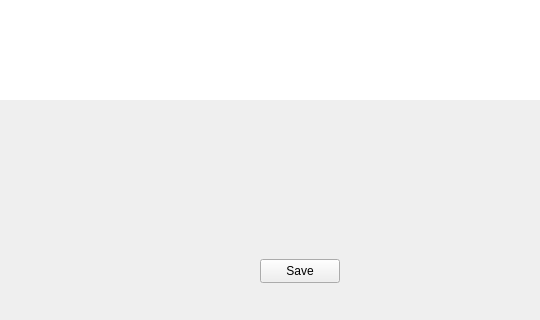
Above: mainwindow.ui from proxjega/QTNotepad before the change; both pictures show x 0 to 540 and y 280 to 600 of the 800 by 600 pixel window. Below: the same form after it.
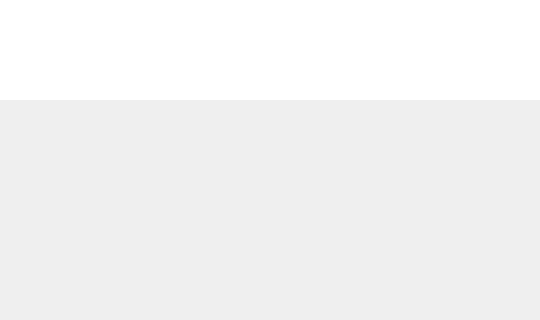
That is the form after the change.

Commit message: New, moved main window to heap

What changed in the file:
```diff
--- a/mainwindow.ui
+++ b/mainwindow.ui
@@ -14,19 +14,6 @@
    <string>Untitled - qNotepad</string>
   </property>
   <widget class="QWidget" name="centralwidget">
-   <widget class="QPushButton" name="pushButton">
-    <property name="geometry">
-     <rect>
-      <x>260</x>
-      <y>520</y>
-      <width>80</width>
-      <height>24</height>
-     </rect>
-    </property>
-    <property name="text">
-     <string>Save</string>
-    </property>
-   </widget>
    <widget class="QTextEdit" name="textEdit">
     <property name="geometry">
      <rect>
```
The commit also changes 3 other files.
